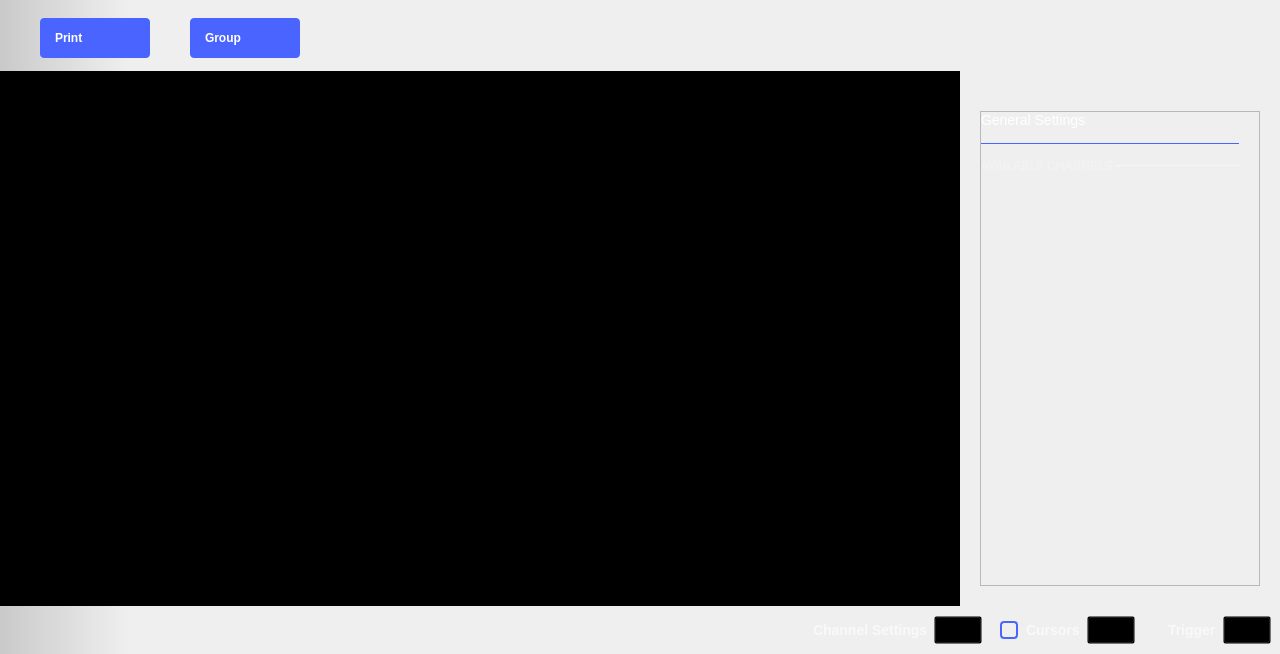
First picture: the form in ui/pattern_generator.ui, repository analogdevicesinc/scopy, before the edit.
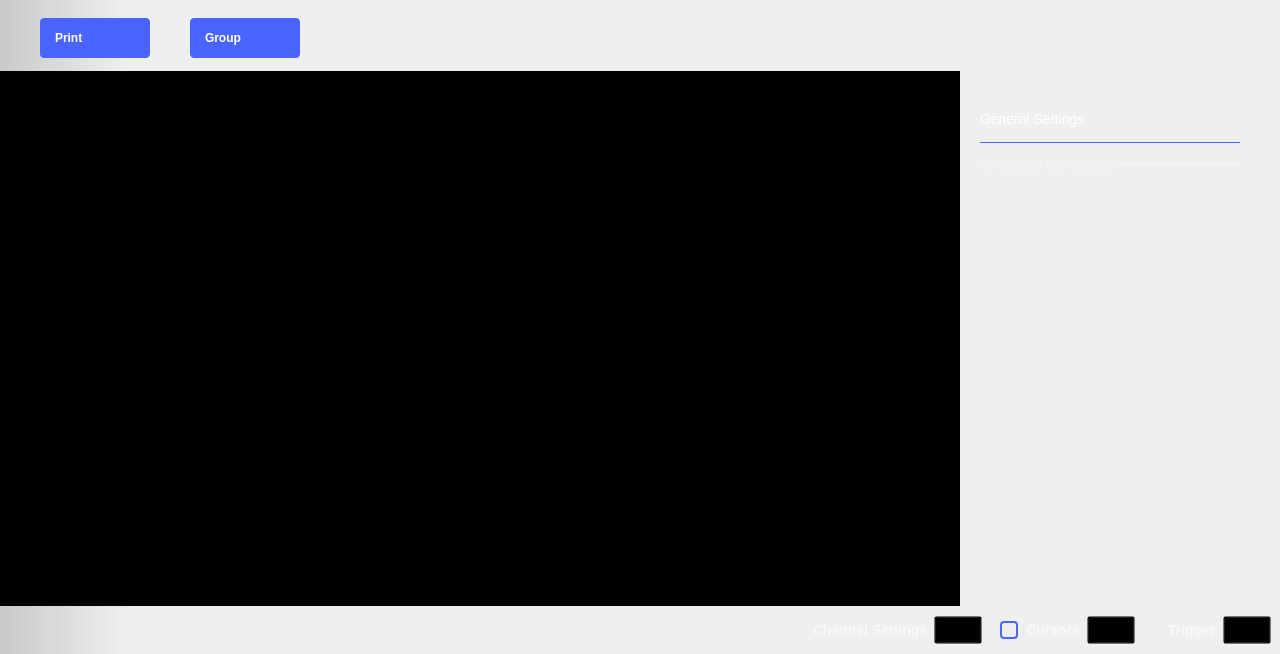
Second picture: the form after the edit. The open tabs and pages were chosen to show the change. Icons and pictures are not drawn. Custom widgets are drawn as their Qt base class.

Commit message: PatternGenerator: remove outline from channel & general settings ui

What changed in the file:
```diff
--- a/ui/pattern_generator.ui
+++ b/ui/pattern_generator.ui
@@ -1430,9 +1430,6 @@
                   <height>0</height>
                  </size>
                 </property>
-                <property name="styleSheet">
-                 <string notr="true"/>
-                </property>
                 <layout class="QVBoxLayout" name="verticalLayout_4">
                  <property name="spacing">
                   <number>15</number>
@@ -1451,6 +1448,12 @@
                  </property>
                  <item>
                   <widget class="QScrollArea" name="generalSettingsScrollArea">
+                   <property name="frameShape">
+                    <enum>QFrame::NoFrame</enum>
+                   </property>
+                   <property name="lineWidth">
+                    <number>0</number>
+                   </property>
                    <property name="horizontalScrollBarPolicy">
                     <enum>Qt::ScrollBarAlwaysOff</enum>
                    </property>
@@ -1462,8 +1465,8 @@
                      <rect>
                       <x>0</x>
                       <y>0</y>
-                      <width>278</width>
-                      <height>467</height>
+                      <width>280</width>
+                      <height>469</height>
                      </rect>
                     </property>
                     <property name="sizePolicy">
```
Left out of the diff: 9 changed lines with no effect on the pictures.
